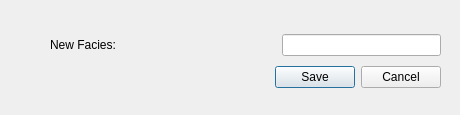
This is ui/AddFacies.ui in equinor/APS-Facies as Qt 5 draws it before an edit. The edited form follows.
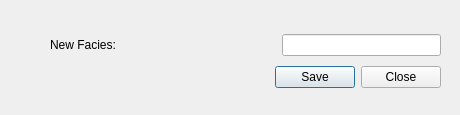
This is the edited form.

The edit to the form file:
```diff
--- a/ui/AddFacies.ui
+++ b/ui/AddFacies.ui
@@ -61,7 +61,10 @@
       <item row="0" column="1">
        <widget class="QDialogButtonBox" name="m_buttons_ok_cancel">
         <property name="standardButtons">
-         <set>QDialogButtonBox::Cancel|QDialogButtonBox::Save</set>
+         <set>QDialogButtonBox::Close|QDialogButtonBox::Save</set>
+        </property>
+        <property name="centerButtons">
+         <bool>false</bool>
         </property>
        </widget>
       </item>
```
